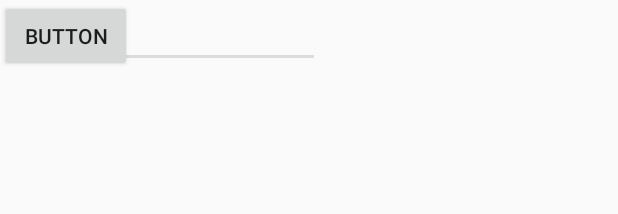
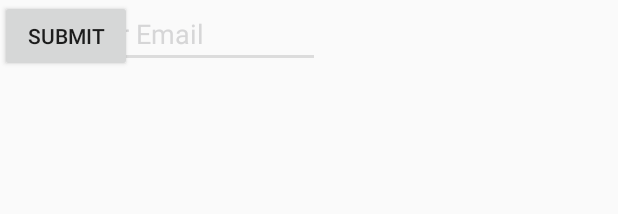
Before and after one commit to MahmoudAlawdh/Android, an Android app: the layout activity_forget_password.xml on its own in the app's theme, with its tools: preview values and no code run, on a phone screen of 412 x 824 dp. Shown: the top 214 px of the screen. Run offline under Robolectric (Android 15) with nearby library versions, the phone set to English and light mode, and no system bars.

Commit message:
forget password

```diff
--- a/app/src/main/java/com/example/mhd/donor/ForgetPasswordActivity.java
+++ b/app/src/main/java/com/example/mhd/donor/ForgetPasswordActivity.java
@@ -12,9 +12,9 @@ public class ForgetPasswordActivity extends AppCompatActivity {
     protected void onCreate(Bundle savedInstanceState) {
         super.onCreate(savedInstanceState);
         setContentView(R.layout.activity_forget_password);
-        Button submit = (Button) findViewById(R.id.submit);
+        Button submitPassword = (Button) findViewById(R.id.submitPassword);
 
-        submit.setOnClickListener(new View.OnClickListener() {
+        submitPassword.setOnClickListener(new View.OnClickListener() {
             @Override
             public void onClick(View v) {
                 Intent i = new Intent(ForgetPasswordActivity.this,LoginActivity.class);
--- a/app/src/main/res/layout/activity_forget_password.xml
+++ b/app/src/main/res/layout/activity_forget_password.xml
@@ -6,21 +6,22 @@
     android:layout_height="match_parent"
     tools:context="com.example.mhd.donor.ForgetPasswordActivity">
 
+    <Button
+        android:id="@+id/submitPassword"
+        android:layout_width="wrap_content"
+        android:layout_height="wrap_content"
+        android:text="Submit"
+        tools:layout_editor_absoluteX="148dp"
+        tools:layout_editor_absoluteY="259dp" />
+
     <EditText
-        android:id="@+id/editText"
+        android:id="@+id/email"
         android:layout_width="wrap_content"
         android:layout_height="wrap_content"
         android:ems="10"
-        android:inputType="textPersonName"
-        android:text="Name"
-        tools:layout_editor_absoluteX="83dp"
-        tools:layout_editor_absoluteY="129dp" />
-
-    <Button
-        android:id="@+id/ForgetPasswordSubmit"
-        android:layout_width="wrap_content"
-        android:layout_height="wrap_content"
-        android:text="Button"
-        tools:layout_editor_absoluteX="148dp"
-        tools:layout_editor_absoluteY="259dp" />
+        android:inputType="textEmailAddress"
+        android:text="Enter Your Email"
+        android:textColor="@color/common_plus_signin_btn_text_dark_disabled"
+        tools:layout_editor_absoluteX="65dp"
+        tools:layout_editor_absoluteY="143dp" />
 </android.support.constraint.ConstraintLayout>
```
Also changed, not shown: app/src/main/res/layout/activity_register2.xml (+34 -17 lines).
